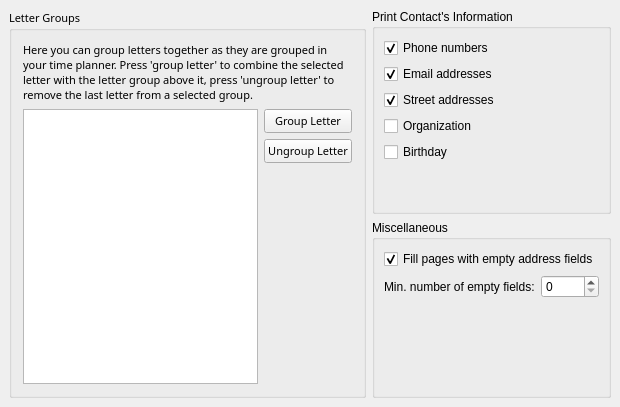
Before: the Qt Designer form kaddressbook/printing/rbs_appearance.ui in chusopr/kdepim-ktimetracker-akonadi, drawn with Qt 5.
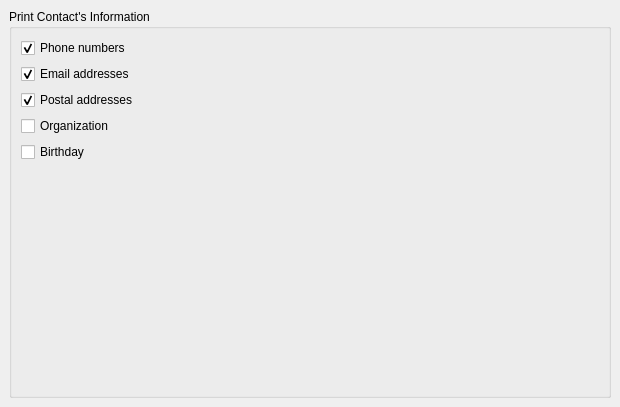
After: the same form once the commit is applied. Custom widgets are drawn as their Qt base class.

Commit message: Replaced hand crafted printing code with HTML based code. This fixes the layout issues that appeared after porting.

```diff
--- a/kaddressbook/printing/rbs_appearance.ui
+++ b/kaddressbook/printing/rbs_appearance.ui
@@ -20,65 +20,7 @@
    <property name="spacing">
     <number>6</number>
    </property>
-   <item row="1" column="1">
-    <widget class="QGroupBox" name="GroupBox3">
-     <property name="title">
-      <string comment="@title:group Print settings">Miscellaneous</string>
-     </property>
-     <layout class="QGridLayout">
-      <property name="margin">
-       <number>9</number>
-      </property>
-      <property name="spacing">
-       <number>6</number>
-      </property>
-      <item row="2" column="0">
-       <spacer>
-        <property name="orientation">
-         <enum>Qt::Vertical</enum>
-        </property>
-        <property name="sizeHint" stdset="0">
-         <size>
-          <width>20</width>
-          <height>40</height>
-         </size>
-        </property>
-       </spacer>
-      </item>
-      <item row="1" column="1">
-       <widget class="QSpinBox" name="sbMinNumFill">
-        <property name="whatsThis">
-         <string>This is the minimum number of empty fields that have to be printed in addition to real entries; if this number is not reached on the first page, more pages with empty fields only may be appended.</string>
-        </property>
-       </widget>
-      </item>
-      <item row="1" column="0">
-       <widget class="QLabel" name="sblabel">
-        <property name="whatsThis">
-         <string>If you often add contacts to your printout manually before entering them into the KDE address book, you should set this option to a value greater than 0: it determines how many empty address fields are to be printed; if this many do not fit onto the page, another page with only empty fields will be printed.</string>
-        </property>
-        <property name="text">
-         <string>Min. number of empty fields:</string>
-        </property>
-       </widget>
-      </item>
-      <item row="0" column="0" colspan="2">
-       <widget class="QCheckBox" name="cbFillEmpty">
-        <property name="whatsThis">
-         <string>If this option is turned on, behind the contacts on a page the remaining space will be filled with empty fields so you can add contacts manually later</string>
-        </property>
-        <property name="text">
-         <string>Fill pages with empty address fields</string>
-        </property>
-        <property name="checked">
-         <bool>true</bool>
-        </property>
-       </widget>
-      </item>
-     </layout>
-    </widget>
-   </item>
-   <item row="0" column="1">
+   <item row="0" column="0">
     <widget class="QGroupBox" name="GroupBox2">
      <property name="title">
       <string>Print Contact's Information</string>
@@ -113,7 +55,7 @@
       <item>
        <widget class="QCheckBox" name="cbStreetAddresses">
         <property name="text">
-         <string>Street addresses</string>
+         <string>Postal addresses</string>
         </property>
         <property name="checked">
          <bool>true</bool>
@@ -150,90 +92,8 @@
      </layout>
     </widget>
    </item>
-   <item row="0" column="0" rowspan="2">
-    <widget class="QGroupBox" name="GroupBox1">
-     <property name="font">
-      <font>
-       <family>Sans Serif</family>
-       <pointsize>8</pointsize>
-       <weight>50</weight>
-       <italic>false</italic>
-       <bold>false</bold>
-       <underline>false</underline>
-       <strikeout>false</strikeout>
-      </font>
-     </property>
-     <property name="title">
-      <string>Letter Groups</string>
-     </property>
-     <layout class="QGridLayout">
-      <property name="margin">
-       <number>11</number>
-      </property>
-      <property name="spacing">
-       <number>6</number>
-      </property>
-      <item row="0" column="0" colspan="2">
-       <widget class="QLabel" name="TextLabel1">
-        <property name="text">
-         <string>Here you can group letters together as they are grouped in your time planner. Press 'group letter' to combine the selected letter with the letter group above it, press 'ungroup letter' to remove the last letter from a selected group.</string>
-        </property>
-        <property name="textFormat">
-         <enum>Qt::RichText</enum>
-        </property>
-        <property name="alignment">
-         <set>Qt::AlignVCenter</set>
-        </property>
-        <property name="wordWrap">
-         <bool>true</bool>
-        </property>
-       </widget>
-      </item>
-      <item row="1" column="0" rowspan="3">
-       <widget class="KListWidget" name="letterListBox"/>
-      </item>
-      <item row="1" column="1">
-       <widget class="QPushButton" name="groupButton">
-        <property name="text">
-         <string>Group Letter</string>
-        </property>
-       </widget>
-      </item>
-      <item row="2" column="1">
-       <widget class="QPushButton" name="ungroupButton">
-        <property name="text">
-         <string>Ungroup Letter</string>
-        </property>
-       </widget>
-      </item>
-      <item row="3" column="1">
-       <spacer>
-        <property name="orientation">
-         <enum>Qt::Vertical</enum>
-        </property>
-        <property name="sizeType">
-         <enum>QSizePolicy::Expanding</enum>
-        </property>
-        <property name="sizeHint" stdset="0">
-         <size>
-          <width>16</width>
-          <height>119</height>
-         </size>
-        </property>
-       </spacer>
-      </item>
-     </layout>
-    </widget>
-   </item>
   </layout>
  </widget>
- <customwidgets>
-  <customwidget>
-   <class>KListWidget</class>
-   <extends>QListWidget</extends>
-   <header>klistwidget.h</header>
-  </customwidget>
- </customwidgets>
  <resources/>
  <connections/>
 </ui>
```
The commit also changes 2 other files.
